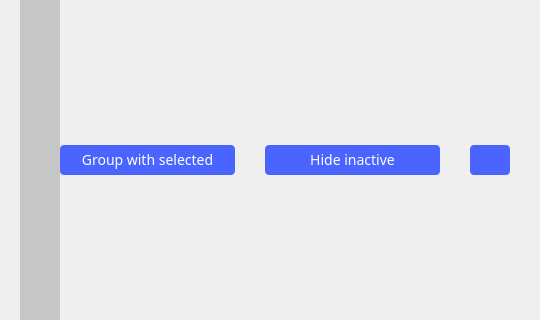
The window that ui/logic_analyzer.ui (analogdevicesinc/scopy) describes before a commit, drawn with Qt 5; both pictures show x 0 to 540 and y 194 to 514 of the 1419 by 738 pixel window.
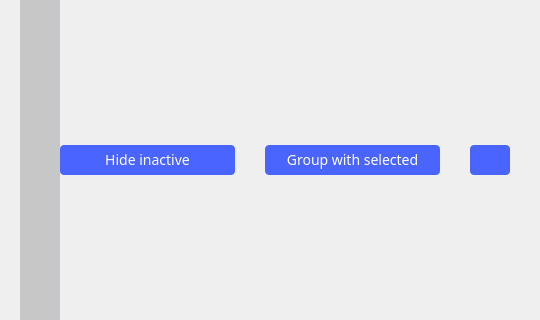
The same window after the commit. Icons and pictures are not drawn. Custom widgets are drawn as their Qt base class.

Commit message: Logic Analyzer: Buffer previewer - fix behaviour when time trigger is outside the plot.

```diff
--- a/ui/logic_analyzer.ui
+++ b/ui/logic_analyzer.ui
@@ -1287,51 +1287,6 @@
                  <property name="bottomMargin">
                   <number>0</number>
                  </property>
-                 <item>
-                  <widget class="QPushButton" name="btnGroupChannels">
-                   <property name="sizePolicy">
-                    <sizepolicy hsizetype="Fixed" vsizetype="Fixed">
-                     <horstretch>0</horstretch>
-                     <verstretch>0</verstretch>
-                    </sizepolicy>
-                   </property>
-                   <property name="minimumSize">
-                    <size>
-                     <width>0</width>
-                     <height>30</height>
-                    </size>
-                   </property>
-                   <property name="maximumSize">
-                    <size>
-                     <width>240</width>
-                     <height>30</height>
-                    </size>
-                   </property>
-                   <property name="styleSheet">
-                    <string notr="true">QPushButton{
-  width: 175px;
-  height: 30px;
-  border-radius: 4px;
-  background-color: #4a64ff;
-  font-family: ArialMT;
-  font-size: 14px;
-  font-weight: normal;
-  font-style: normal;
-  text-align: center;
-  color: #ffffff;
-}
-
-
-QPushButton:hover
-{
-	 background-color: #4a34ff;
-}</string>
-                   </property>
-                   <property name="text">
-                    <string>Group with selected</string>
-                   </property>
-                  </widget>
-                 </item>
                  <item>
                   <widget class="QPushButton" name="btnShowChannels">
                    <property name="sizePolicy">
@@ -1381,6 +1336,51 @@
                    </property>
                   </widget>
                  </item>
+                 <item>
+                  <widget class="QPushButton" name="btnGroupChannels">
+                   <property name="sizePolicy">
+                    <sizepolicy hsizetype="Fixed" vsizetype="Fixed">
+                     <horstretch>0</horstretch>
+                     <verstretch>0</verstretch>
+                    </sizepolicy>
+                   </property>
+                   <property name="minimumSize">
+                    <size>
+                     <width>0</width>
+                     <height>30</height>
+                    </size>
+                   </property>
+                   <property name="maximumSize">
+                    <size>
+                     <width>240</width>
+                     <height>30</height>
+                    </size>
+                   </property>
+                   <property name="styleSheet">
+                    <string notr="true">QPushButton{
+  width: 175px;
+  height: 30px;
+  border-radius: 4px;
+  background-color: #4a64ff;
+  font-family: ArialMT;
+  font-size: 14px;
+  font-weight: normal;
+  font-style: normal;
+  text-align: center;
+  color: #ffffff;
+}
+
+
+QPushButton:hover
+{
+	 background-color: #4a34ff;
+}</string>
+                   </property>
+                   <property name="text">
+                    <string>Group with selected</string>
+                   </property>
+                  </widget>
+                 </item>
                  <item>
                   <widget class="QPushButton" name="btnShowHideMenu">
                    <property name="sizePolicy">
```
The commit also changes 4 other files.
